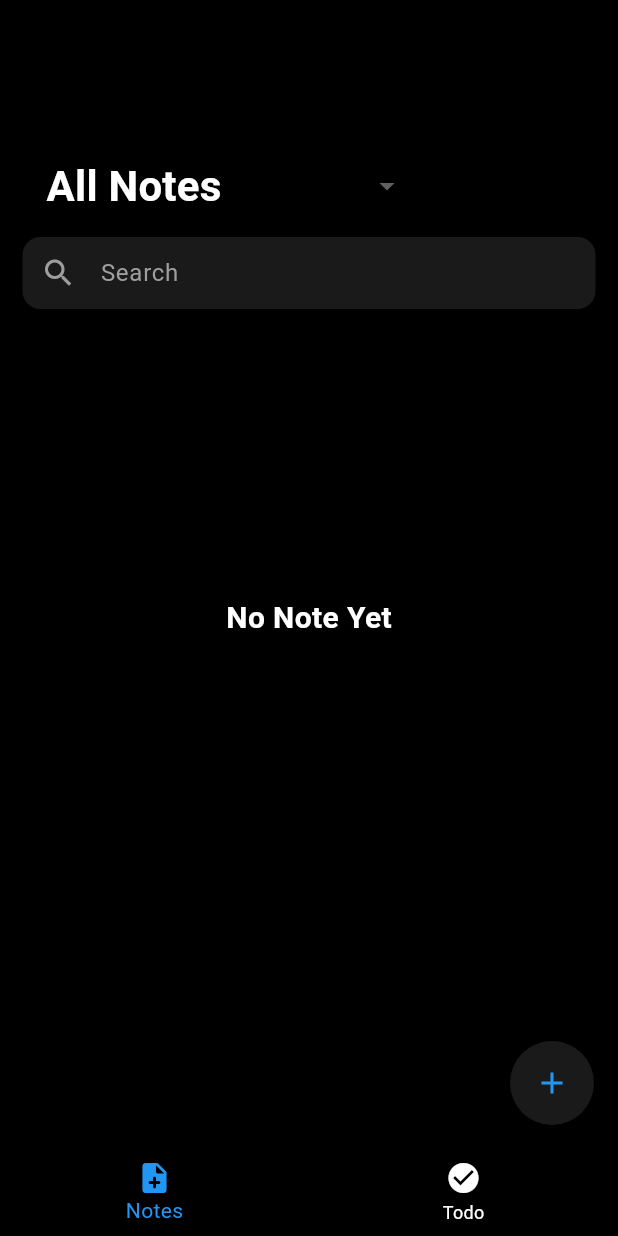
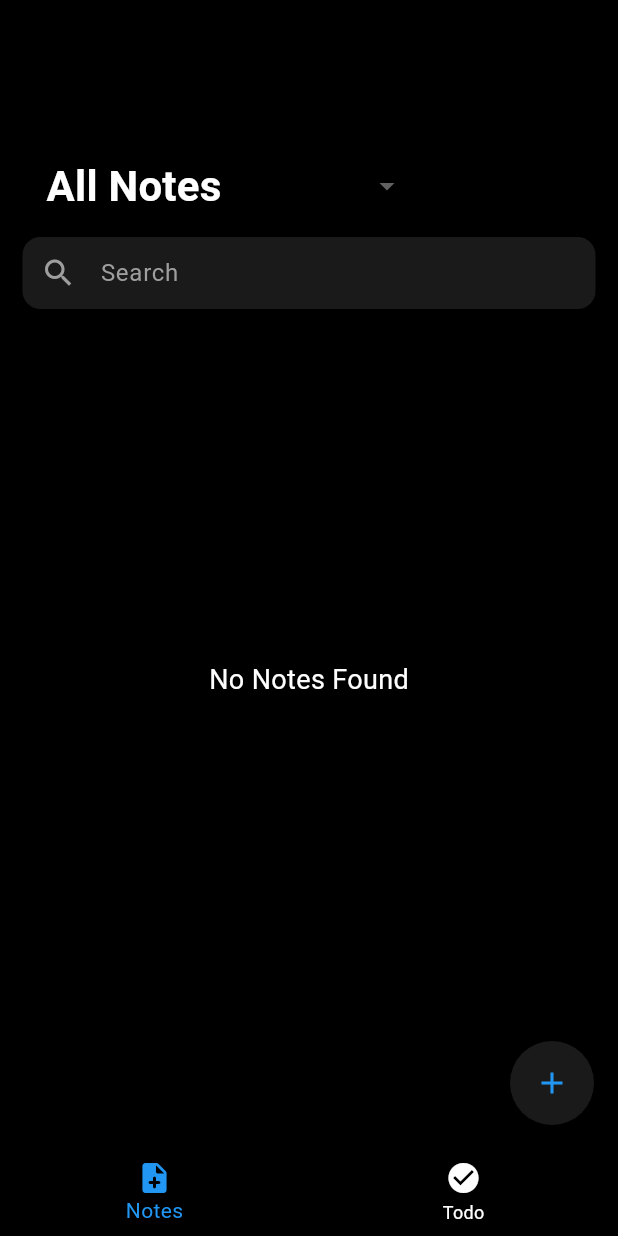
Before and after one commit to OwaisRaza1941/Note-App, a Flutter app: the screen it shows after launch, on a phone screen of 412 x 824 dp. Run offline on Flutter 3.47's test engine with Material 3 defaults, Android fonts, the phone set to English and light mode, and no system bars; drawn by our look-alikes of dropdown_button2; our stand-ins replace get, loading_animation_widget, sqflite; accounts and stored records are empty.

Commit message:
Search Filte In Notes

```diff
--- /dev/null
+++ b/lib/controller/searching_controller.dart
@@ -0,0 +1,22 @@
+import 'package:get/get.dart';
+import 'package:notepad/models/notes_model.dart';
+
+class SearchingController extends GetxController {
+  var allnotesData = <NotesModel>[].obs;
+  var filteredNotes = <NotesModel>[].obs;
+  RxString searchText = ''.obs;
+
+  void search(String query) {
+    searchText.value = query;
+
+    if (query.isNotEmpty) {
+      filteredNotes.value = allnotesData
+          .where(
+            (note) => note.title!.toLowerCase().contains(query.toLowerCase()),
+          )
+          .toList();
+    } else {
+      filteredNotes.value = allnotesData;
+    }
+  }
+}
--- a/lib/views/screens/note_screen.dart
+++ b/lib/views/screens/note_screen.dart
@@ -2,6 +2,7 @@ import 'package:flutter/material.dart';
 import 'package:get/get.dart';
 import 'package:notepad/constants/colors.dart';
 import 'package:notepad/controller/note_add_controller.dart';
+import 'package:notepad/controller/searching_controller.dart';
 import 'package:notepad/views/screens/note_add_screen.dart';
 import 'package:notepad/views/widgets/bottom_sheets/custom_bottom_sheet.dart';
 import 'package:notepad/views/widgets/cards/note_cards.dart';
@@ -14,6 +15,7 @@ class NoteScreen extends StatelessWidget {
   @override
   Widget build(BuildContext context) {
     final NoteAddController noteCtrl = Get.put(NoteAddController());
+    final SearchingController searchCtrl = Get.put(SearchingController());
 
     return Scaffold(
       backgroundColor: Colors.black,
@@ -28,14 +30,18 @@ class NoteScreen extends StatelessWidget {
               TextFields(),
 
               Obx(() {
-                return noteCtrl.allnotes.isNotEmpty
+                var notesToShow = searchCtrl.searchText.isEmpty
+                    ? noteCtrl.allnotes
+                    : searchCtrl.filteredNotes;
+
+                return notesToShow.isNotEmpty
                     ? ListView.builder(
                         shrinkWrap: true,
                         physics: NeverScrollableScrollPhysics(),
-                        itemCount: noteCtrl.allnotes.length,
+                        itemCount: notesToShow.length,
                         itemBuilder: (context, index) {
                           return NoteCard(
-                            note: noteCtrl.allnotes[index],
+                            note: notesToShow[index],
                             onLongPress: () {
                               showBottomOptions(index, context);
                             },
@@ -43,15 +49,11 @@ class NoteScreen extends StatelessWidget {
                         },
                       )
                     : SizedBox(
-                        height: MediaQuery.of(context).size.height * 0.5,
+                        height: MediaQuery.of(context).size.height * 0.6,
                         child: Center(
                           child: Text(
-                            "No Note Yet",
-                            style: TextStyle(
-                              fontSize: 20,
-                              color: Colors.white,
-                              fontWeight: FontWeight.bold,
-                            ),
+                            "No Notes Found",
+                            style: TextStyle(color: Colors.white, fontSize: 18),
                           ),
                         ),
                       );
--- a/lib/views/widgets/textfields/text_fields.dart
+++ b/lib/views/widgets/textfields/text_fields.dart
@@ -1,11 +1,14 @@
 import 'package:flutter/material.dart';
+import 'package:get/get.dart';
 import 'package:notepad/constants/colors.dart';
+import 'package:notepad/controller/searching_controller.dart';
 
 class TextFields extends StatelessWidget {
   const TextFields({super.key});
 
   @override
   Widget build(BuildContext context) {
+    final SearchingController controller = Get.find();
     return Container(
       padding: EdgeInsets.symmetric(horizontal: 12),
       decoration: BoxDecoration(
@@ -13,6 +16,9 @@ class TextFields extends StatelessWidget {
         borderRadius: BorderRadius.circular(12),
       ),
       child: TextField(
+        onChanged: (value) {
+          controller.search(value);
+        },
         style: TextStyle(color: Colors.white),
         cursorColor: Colors.white,
         decoration: InputDecoration(
```
Also changed, not shown: lib/views/widgets/bottom_sheets/custom_bottom_sheet.dart (+3 -13 lines), lib/views/widgets/dialogs/delete_note_dialog.dart (added, +55 -0 lines).
